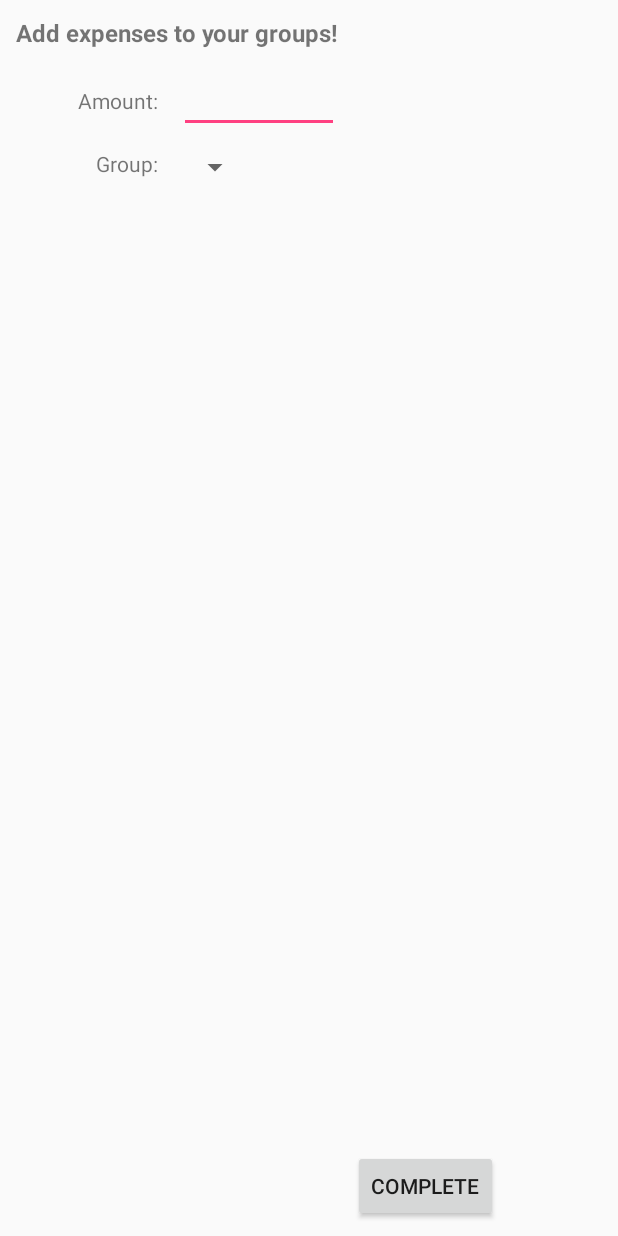
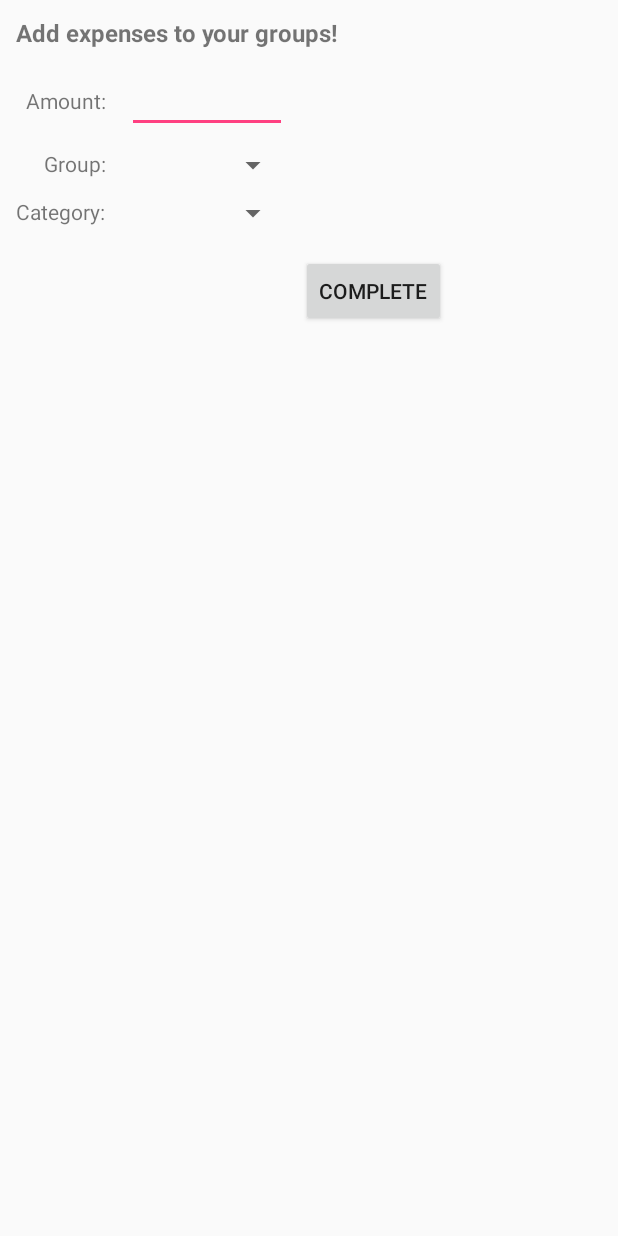
Before and after one commit to leocristini/condividiFacile, an Android app: the layout activity_add_expense.xml on its own in the app's theme, with its tools: preview values and no code run, on a phone screen of 412 x 824 dp. Run offline under Robolectric (Android 15) with nearby library versions, the phone set to English and light mode, and no system bars.

Commit message:
AddExpenseActivity and FireBase DB progress

```diff
--- a/app/build.gradle
+++ b/app/build.gradle
@@ -42,6 +42,7 @@ dependencies {
     compile 'com.google.android.gms:play-services-auth:11.0.2'
     compile 'com.android.support:design:25.2.0'
     compile 'com.github.PhilJay:MPAndroidChart:v3.0.2'
+    compile 'com.google.firebase:firebase-database:11.0.2'
     testCompile 'junit:junit:4.12'
 }
 
--- a/app/src/main/AndroidManifest.xml
+++ b/app/src/main/AndroidManifest.xml
@@ -18,6 +18,12 @@
         <activity android:name=".MainActivity">
 
         </activity>
+        <activity android:name=".DetailsActivity"
+            android:theme="@style/AppTheme.NoActionBar">
+        </activity>
+        <activity android:name=".AddExpenseActivity">
+
+        </activity>
         <activity
             android:name=".LoginActivity"
             android:label="@string/title_activity_login">
--- a/app/src/main/res/layout/activity_add_expense.xml
+++ b/app/src/main/res/layout/activity_add_expense.xml
@@ -6,17 +6,17 @@
     android:layout_height="match_parent"
     android:layout_margin="5dp"
     android:columnCount="5"
+    android:rowCount="8"
     android:orientation="vertical"
     android:useDefaultMargins="true"
-    tools:context="com.example.gianma.easyshare20.AddExpenseActivity">
+    tools:context=".AddExpenseActivity">
 
     <TextView
         android:layout_width="wrap_content"
         android:layout_height="wrap_content"
-        android:layout_column="0"
+        android:layout_column="1"
         android:layout_margin="5dp"
-        android:layout_row="0"
-        android:layout_columnSpan="3"
+        android:layout_columnSpan="4"
         android:text="Add expenses to your groups!"
         android:textStyle="bold"
         android:textSize="16dp"/>
@@ -50,15 +50,44 @@
         android:id="@+id/groupSpinner"
         android:layout_width="wrap_content"
         android:layout_height="wrap_content"
+        android:layout_gravity="right"
         android:layout_column="2"
+        android:layout_row="2"/>
+
+    <TextView
+        android:layout_width="wrap_content"
+        android:layout_height="wrap_content"
+        android:layout_column="1"
         android:layout_margin="5dp"
-        android:layout_row="2"/>
+        android:layout_row="3"
+        android:layout_gravity="right"
+        android:text="Category: " />
+
+    <Spinner
+        android:id="@+id/categorySpinner"
+        android:layout_width="wrap_content"
+        android:layout_height="wrap_content"
+        android:layout_gravity="right"
+        android:layout_column="2"
+        android:layout_row="3"/>
+
+    <LinearLayout
+        android:id="@+id/boxes_layout"
+        android:layout_column="1"
+        android:layout_columnSpan="4"
+        android:layout_row="4"
+        android:layout_rowSpan="3"
+        android:layout_width="match_parent"
+        android:orientation="vertical">
+
+    </LinearLayout>
 
     <Button
         android:id="@+id/completeExp"
         android:layout_height="wrap_content"
         android:layout_width="wrap_content"
         android:layout_column="3"
-        android:layout_row="6"
+        android:layout_row="7"
         android:text="Complete"/>
+
 </GridLayout>
--- a/app/src/main/res/layout/activity_main.xml
+++ b/app/src/main/res/layout/activity_main.xml
@@ -6,7 +6,7 @@
     android:id="@+id/rootLayout"
     android:layout_width="match_parent"
     android:layout_height="match_parent"
-    tools:context="com.example.gianma.easyshare20.MainActivity">
+    tools:context=".MainActivity">
 
     <android.support.design.widget.FloatingActionButton
         android:id="@+id/addExp"
--- a/app/src/main/res/layout/content_details.xml
+++ b/app/src/main/res/layout/content_details.xml
@@ -5,7 +5,7 @@
     android:layout_width="match_parent"
     android:layout_height="match_parent"
     app:layout_behavior="@string/appbar_scrolling_view_behavior"
-    tools:context="com.example.gianma.easyshare20.DetailsActivity"
+    tools:context=".DetailsActivity"
     tools:showIn="@layout/activity_details">
 
     <RelativeLayout
--- a/app/src/main/res/values/styles.xml
+++ b/app/src/main/res/values/styles.xml
@@ -37,8 +37,8 @@
         <item name="windowNoTitle">true</item>
     </style>
 
-    <style name="AppTheme.AppBarOverlay" parent="ThemeOverlay.AppCompat.Dark.ActionBar" />
+    <style name="AppTheme.AppBarOverlay" parent="ThemeOverlay.AppCompat.Dark.ActionBar"/>
 
-    <style name="AppTheme.PopupOverlay" parent="ThemeOverlay.AppCompat.Light" />
+    <style name="AppTheme.PopupOverlay" parent="ThemeOverlay.AppCompat.Light"/>
 
 </resources>
```
Also changed, not shown: app/src/main/java/io/condividifacile/AddExpenseActivity.java (+24 -3 lines).
